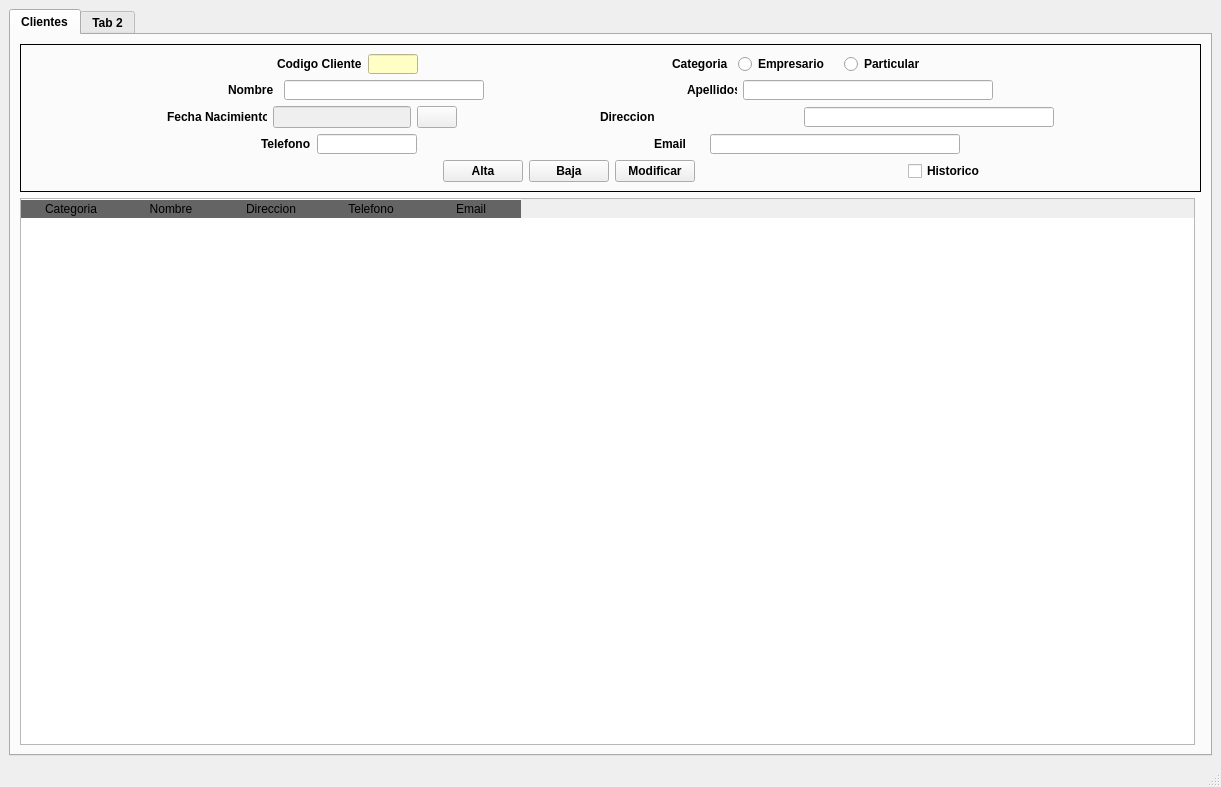
Old version of the form templates/mainWindow.ui in the repository Sierrowsky/SierraPerezR.
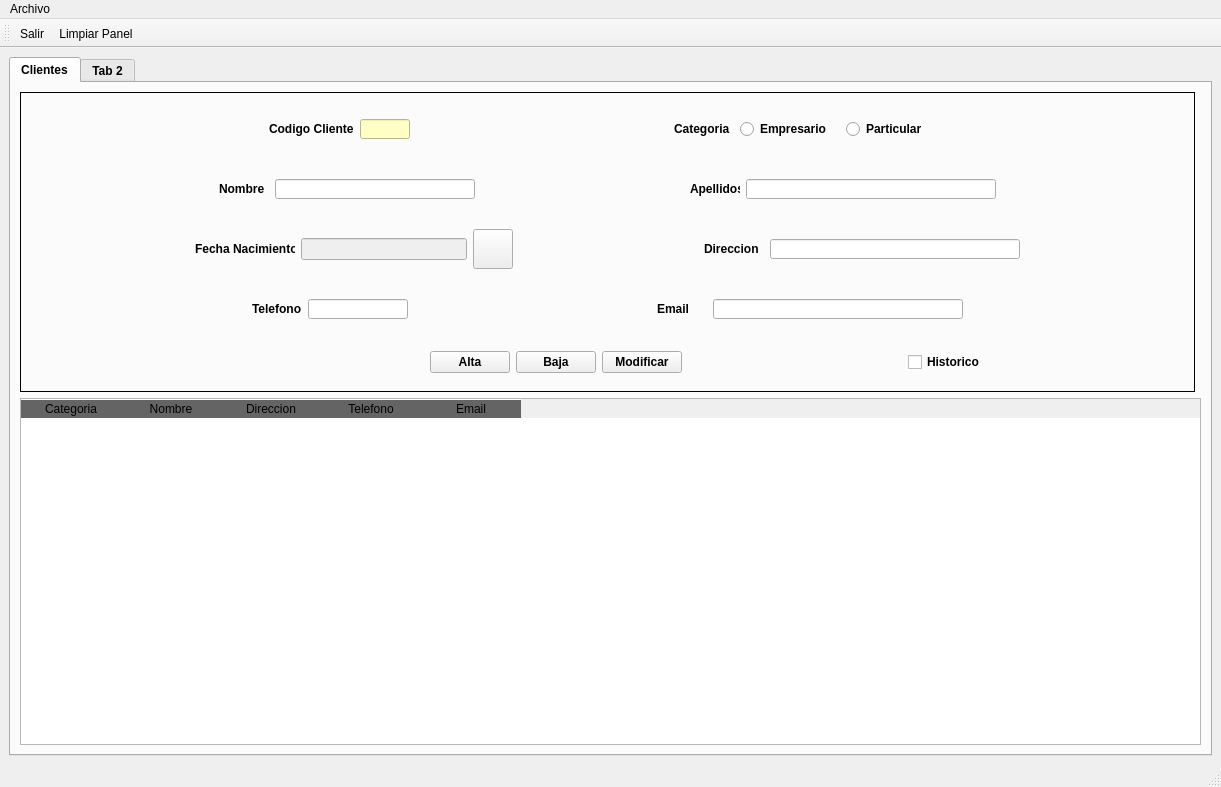
New version of the form. Icons and pictures are not drawn.

What changed in the file:
```diff
--- a/templates/mainWindow.ui
+++ b/templates/mainWindow.ui
@@ -29,8 +29,67 @@
         <string>Clientes</string>
        </attribute>
        <layout class="QGridLayout" name="gridLayout_3">
-        <item row="0" column="0" colspan="2">
+        <item row="1" column="0" colspan="2">
+         <widget class="QTableWidget" name="tableWidget">
+          <property name="minimumSize">
+           <size>
+            <width>0</width>
+            <height>0</height>
+           </size>
+          </property>
+          <property name="styleSheet">
+           <string notr="true">QHeaderView::section:horizontal
+{
+border-top: 1px solid #ffffff;
+color:'white';
+font: 11pt &quot;Arial&quot;;
+background-color:rgb(100,100,100);
+}</string>
+          </property>
+          <property name="showGrid">
+           <bool>true</bool>
+          </property>
+          <column>
+           <property name="text">
+            <string>Categoria</string>
+           </property>
+          </column>
+          <column>
+           <property name="text">
+            <string>Nombre</string>
+           </property>
+          </column>
+          <column>
+           <property name="text">
+            <string>Direccion</string>
+           </property>
+          </column>
+          <column>
+           <property name="text">
+            <string>Telefono</string>
+           </property>
+          </column>
+          <column>
+           <property name="text">
+            <string>Email</string>
+           </property>
+          </column>
+         </widget>
+        </item>
+        <item row="0" column="0">
          <widget class="QFrame" name="frame">
+          <property name="minimumSize">
+           <size>
+            <width>0</width>
+            <height>200</height>
+           </size>
+          </property>
+          <property name="maximumSize">
+           <size>
+            <width>16777215</width>
+            <height>300</height>
+           </size>
+          </property>
           <property name="frameShape">
            <enum>QFrame::Box</enum>
           </property>
@@ -87,6 +146,22 @@
                </property>
               </widget>
              </item>
+             <item>
+              <spacer name="verticalSpacer_5">
+               <property name="orientation">
+                <enum>Qt::Vertical</enum>
+               </property>
+               <property name="sizeType">
+                <enum>QSizePolicy::Fixed</enum>
+               </property>
+               <property name="sizeHint" stdset="0">
+                <size>
+                 <width>20</width>
+                 <height>40</height>
+                </size>
+               </property>
+              </spacer>
+             </item>
              <item>
               <spacer name="horizontalSpacer_14">
                <property name="orientation">
@@ -187,6 +262,19 @@
                  </property>
                 </spacer>
                </item>
+               <item>
+                <spacer name="verticalSpacer_4">
+                 <property name="orientation">
+                  <enum>Qt::Vertical</enum>
+                 </property>
+                 <property name="sizeHint" stdset="0">
+                  <size>
+                   <width>20</width>
+                   <height>40</height>
+                  </size>
+                 </property>
+                </spacer>
+               </item>
                <item>
                 <widget class="QLabel" name="lblCategoria">
                  <property name="minimumSize">
@@ -331,6 +419,19 @@
                  </property>
                 </spacer>
                </item>
+               <item>
+                <spacer name="verticalSpacer_3">
+                 <property name="orientation">
+                  <enum>Qt::Vertical</enum>
+                 </property>
+                 <property name="sizeHint" stdset="0">
+                  <size>
+                   <width>20</width>
+                   <height>40</height>
+                  </size>
+                 </property>
+                </spacer>
+               </item>
                <item>
                 <widget class="QLabel" name="lblApellidos">
                  <property name="minimumSize">
@@ -467,6 +568,19 @@
                  </property>
                 </spacer>
                </item>
+               <item>
+                <spacer name="verticalSpacer_2">
+                 <property name="orientation">
+                  <enum>Qt::Vertical</enum>
+                 </property>
+                 <property name="sizeHint" stdset="0">
+                  <size>
+                   <width>20</width>
+                   <height>40</height>
+                  </size>
+                 </property>
+                </spacer>
+               </item>
                <item>
                 <widget class="QLabel" name="lblDireccion">
                  <property name="minimumSize">
@@ -486,19 +600,6 @@
                  </property>
                 </widget>
                </item>
-               <item>
-                <spacer name="horizontalSpacer_8">
-                 <property name="orientation">
-                  <enum>Qt::Horizontal</enum>
-                 </property>
-                 <property name="sizeHint" stdset="0">
-                  <size>
-                   <width>40</width>
-                   <height>20</height>
-                  </size>
-                 </property>
-                </spacer>
-               </item>
                <item>
                 <widget class="QLineEdit" name="leDireccion">
                  <property name="minimumSize">
@@ -593,6 +694,19 @@
                  </property>
                 </spacer>
                </item>
+               <item>
+                <spacer name="verticalSpacer">
+                 <property name="orientation">
+                  <enum>Qt::Vertical</enum>
+                 </property>
+                 <property name="sizeHint" stdset="0">
+                  <size>
+                   <width>20</width>
+                   <height>40</height>
+                  </size>
+                 </property>
+                </spacer>
+               </item>
                <item>
                 <widget class="QLabel" name="lblEmail">
                  <property name="minimumSize">
@@ -648,53 +762,6 @@
           </layout>
          </widget>
         </item>
-        <item row="1" column="0">
-         <widget class="QTableWidget" name="tableWidget">
-          <property name="minimumSize">
-           <size>
-            <width>0</width>
-            <height>0</height>
-           </size>
-          </property>
-          <property name="styleSheet">
-           <string notr="true">QHeaderView::section:horizontal
-{
-border-top: 1px solid #ffffff;
-color:'white';
-font: 11pt &quot;Arial&quot;;
-background-color:rgb(100,100,100);
-}</string>
-          </property>
-          <property name="showGrid">
-           <bool>true</bool>
-          </property>
-          <column>
-           <property name="text">
-            <string>Categoria</string>
-           </property>
-          </column>
-          <column>
-           <property name="text">
-            <string>Nombre</string>
-           </property>
-          </column>
-          <column>
-           <property name="text">
-            <string>Direccion</string>
-           </property>
-          </column>
-          <column>
-           <property name="text">
-            <string>Telefono</string>
-           </property>
-          </column>
-          <column>
-           <property name="text">
-            <string>Email</string>
-           </property>
-          </column>
-         </widget>
-        </item>
        </layout>
       </widget>
       <widget class="QWidget" name="tab_2">
@@ -715,8 +782,37 @@
      <height>21</height>
     </rect>
    </property>
+   <widget class="QMenu" name="menuSalir">
+    <property name="title">
+     <string>Archivo</string>
+    </property>
+   </widget>
+   <addaction name="menuSalir"/>
   </widget>
   <widget class="QStatusBar" name="statusbar"/>
+  <widget class="QToolBar" name="toolBar">
+   <property name="windowTitle">
+    <string>toolBar</string>
+   </property>
+   <attribute name="toolBarArea">
+    <enum>TopToolBarArea</enum>
+   </attribute>
+   <attribute name="toolBarBreak">
+    <bool>false</bool>
+   </attribute>
+   <addaction name="actionSalir"/>
+   <addaction name="actionLimpiar_Panel"/>
+  </widget>
+  <action name="actionSalir">
+   <property name="text">
+    <string>Salir</string>
+   </property>
+  </action>
+  <action name="actionLimpiar_Panel">
+   <property name="text">
+    <string>Limpiar Panel</string>
+   </property>
+  </action>
  </widget>
  <resources/>
  <connections/>
```
Left out of the diff: 4 changed lines with no effect on the pictures.
